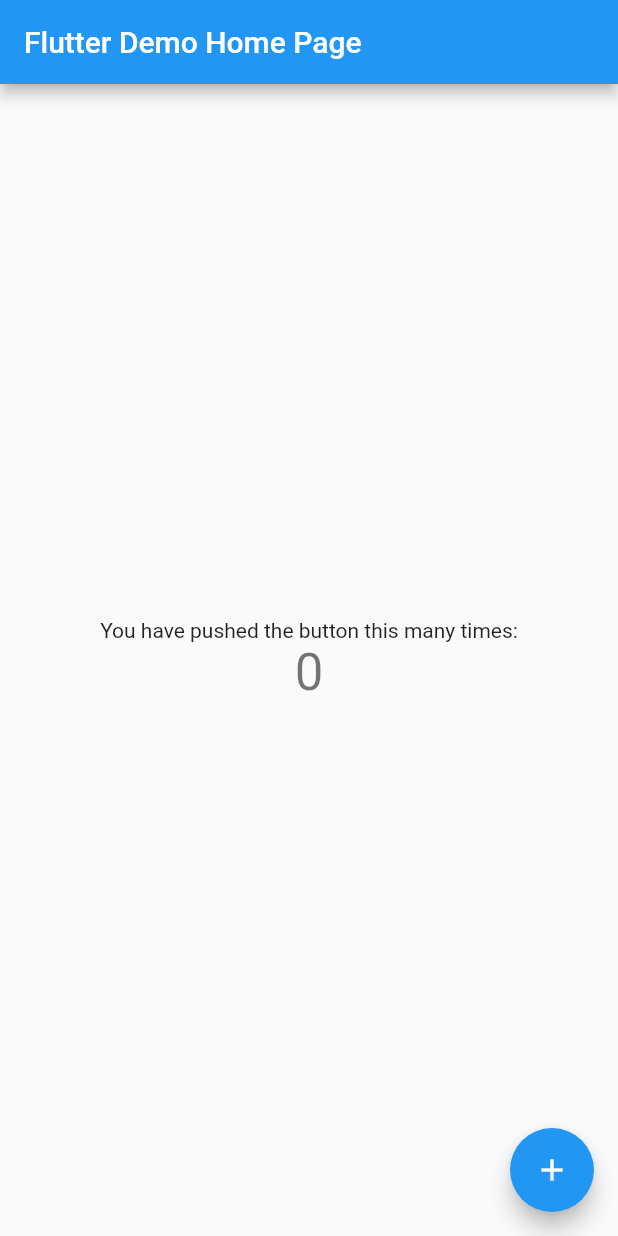
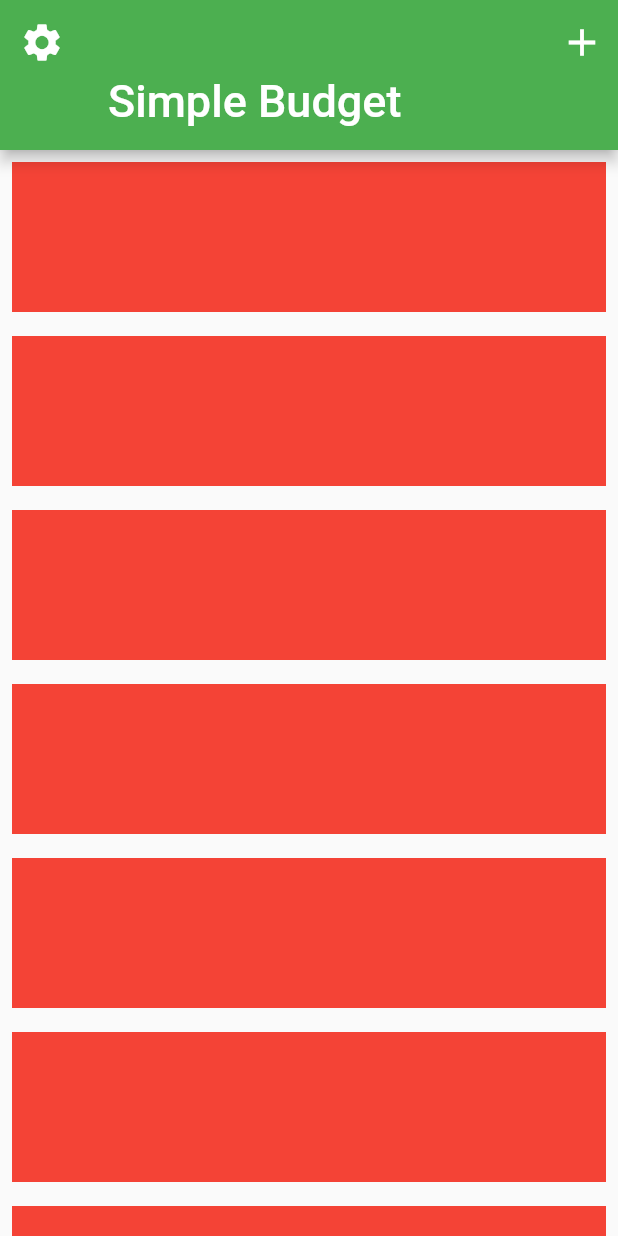
Before and after one commit to wheregmis/budget_ui, a Flutter app: the screen it shows after launch, on a phone screen of 412 x 824 dp. Run offline on Flutter 3.47's test engine with Material 2 defaults, Android fonts, the phone set to English and light mode, and no system bars.

Commit message:
Sliver App Bar
--sliver app bar added

```diff
--- a/lib/main.dart
+++ b/lib/main.dart
@@ -1,113 +1,21 @@
 import 'package:flutter/material.dart';
+
+import 'screens/home_screen.dart';
 
 void main() {
   runApp(MyApp());
 }
 
 class MyApp extends StatelessWidget {
-  // This widget is the root of your application.
   @override
   Widget build(BuildContext context) {
     return MaterialApp(
-      title: 'Flutter Demo',
+      title: 'Budget Tracker App',
       theme: ThemeData(
-        // This is the theme of your application.
-        //
-        // Try running your application with "flutter run". You'll see the
-        // application has a blue toolbar. Then, without quitting the app, try
-        // changing the primarySwatch below to Colors.green and then invoke
-        // "hot reload" (press "r" in the console where you ran "flutter run",
-        // or simply save your changes to "hot reload" in a Flutter IDE).
-        // Notice that the counter didn't reset back to zero; the application
-        // is not restarted.
-        primarySwatch: Colors.blue,
+        primaryColor: Colors.green,
       ),
-      home: MyHomePage(title: 'Flutter Demo Home Page'),
+      debugShowCheckedModeBanner: false,
+      home: HomeScreen(),
     );
   }
 }
-
-class MyHomePage extends StatefulWidget {
-  MyHomePage({Key key, this.title}) : super(key: key);
-
-  // This widget is the home page of your application. It is stateful, meaning
-  // that it has a State object (defined below) that contains fields that affect
-  // how it looks.
-
-  // This class is the configuration for the state. It holds the values (in this
-  // case the title) provided by the parent (in this case the App widget) and
-  // used by the build method of the State. Fields in a Widget subclass are
-  // always marked "final".
-
-  final String title;
-
-  @override
-  _MyHomePageState createState() => _MyHomePageState();
-}
-
-class _MyHomePageState extends State<MyHomePage> {
-  int _counter = 0;
-
-  void _incrementCounter() {
-    setState(() {
-      // This call to setState tells the Flutter framework that something has
-      // changed in this State, which causes it to rerun the build method below
-      // so that the display can reflect the updated values. If we changed
-      // _counter without calling setState(), then the build method would not be
-      // called again, and so nothing would appear to happen.
-      _counter++;
-    });
-  }
-
-  @override
-  Widget build(BuildContext context) {
-    // This method is rerun every time setState is called, for instance as done
-    // by the _incrementCounter method above.
-    //
-    // The Flutter framework has been optimized to make rerunning build methods
-    // fast, so that you can just rebuild anything that needs updating rather
-    // than having to individually change instances of widgets.
-    return Scaffold(
-      appBar: AppBar(
-        // Here we take the value from the MyHomePage object that was created by
-        // the App.build method, and use it to set our appbar title.
-        title: Text(widget.title),
-      ),
-      body: Center(
-        // Center is a layout widget. It takes a single child and positions it
-        // in the middle of the parent.
-        child: Column(
-          // Column is also a layout widget. It takes a list of children and
-          // arranges them vertically. By default, it sizes itself to fit its
-          // children horizontally, and tries to be as tall as its parent.
-          //
-          // Invoke "debug painting" (press "p" in the console, choose the
-          // "Toggle Debug Paint" action from the Flutter Inspector in Android
-          // Studio, or the "Toggle Debug Paint" command in Visual Studio Code)
-          // to see the wireframe for each widget.
-          //
-          // Column has various properties to control how it sizes itself and
-          // how it positions its children. Here we use mainAxisAlignment to
-          // center the children vertically; the main axis here is the vertical
-          // axis because Columns are vertical (the cross axis would be
-          // horizontal).
-          mainAxisAlignment: MainAxisAlignment.center,
-          children: <Widget>[
-            Text(
-              'You have pushed the button this many times:',
-            ),
-            Text(
-              '$_counter',
-              style: Theme.of(context).textTheme.headline4,
-            ),
-          ],
-        ),
-      ),
-      floatingActionButton: FloatingActionButton(
-        onPressed: _incrementCounter,
-        tooltip: 'Increment',
-        child: Icon(Icons.add),
-      ), // This trailing comma makes auto-formatting nicer for build methods.
-    );
-  }
-}
--- /dev/null
+++ b/lib/screens/home_screen.dart
@@ -0,0 +1,49 @@
+import 'package:flutter/material.dart';
+
+class HomeScreen extends StatefulWidget {
+  @override
+  _HomeScreenState createState() => _HomeScreenState();
+}
+
+class _HomeScreenState extends State<HomeScreen> {
+  @override
+  Widget build(BuildContext context) {
+    return Scaffold(
+      body: CustomScrollView(
+        slivers: <Widget>[
+          SliverAppBar(
+            forceElevated: true,
+            floating: true,
+            // pinned: true,
+            expandedHeight: 100.0,
+            leading: IconButton(
+              icon: Icon(Icons.settings),
+              iconSize: 30.0,
+              onPressed: () {},
+            ),
+            centerTitle: true,
+            flexibleSpace: FlexibleSpaceBar(
+              title: Text('Simple Budget'),
+            ),
+            actions: <Widget>[
+              IconButton(
+                  icon: Icon(Icons.add), iconSize: 30.0, onPressed: () {})
+            ],
+          ),
+          SliverList(
+            delegate: SliverChildBuilderDelegate(
+              (BuildContext context, int index) {
+                return Container(
+                  margin: EdgeInsets.all(8),
+                  height: 100.0,
+                  color: Colors.red,
+                );
+              },
+              childCount: 10,
+            ),
+          ),
+        ],
+      ),
+    );
+  }
+}
```
